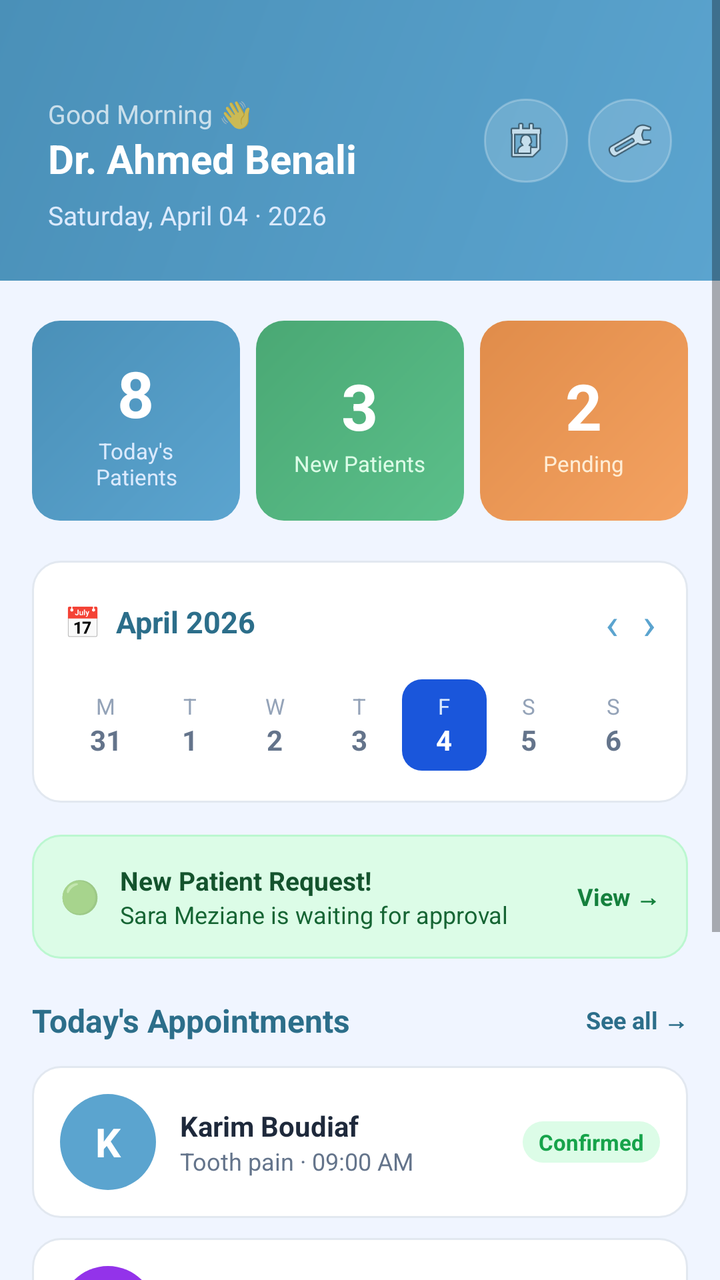
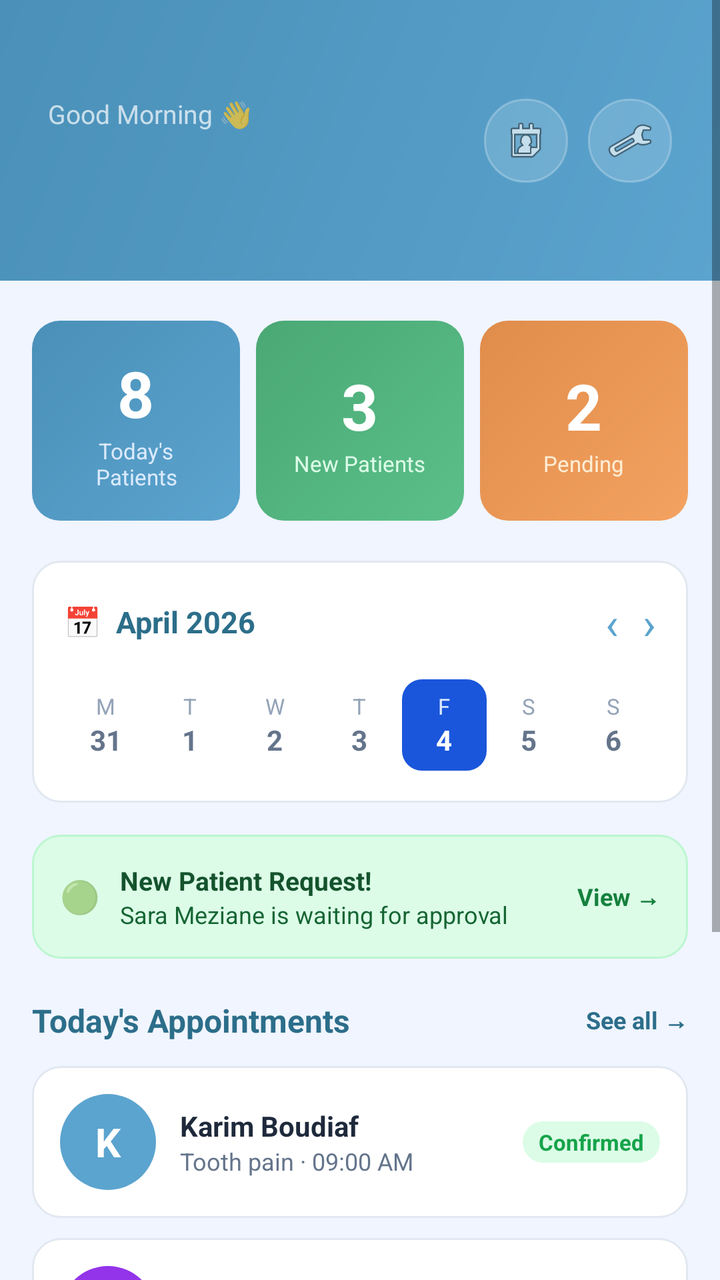

Two renders of the same Android screen: before a commit and after it. Below are the layout's source before the change and the commit's diff.
<!-- AndroidManifest.xml: application theme Theme.AppCompat.Light.NoActionBar -->
<!-- res/layout/activity_doctor_dashboard.xml -->
<?xml version="1.0" encoding="utf-8"?>
<ScrollView xmlns:android="http://schemas.android.com/apk/res/android"
    android:layout_width="match_parent"
    android:layout_height="match_parent"
    android:background="#F0F5FF"
    android:fillViewport="true">

    <LinearLayout
        android:layout_width="match_parent"
        android:layout_height="wrap_content"
        android:orientation="vertical">

        
        <LinearLayout
            android:layout_width="match_parent"
            android:layout_height="wrap_content"
            android:background="@drawable/bg_header_gradient"
            android:orientation="vertical"
            android:paddingStart="24dp"
            android:paddingEnd="24dp"
            android:paddingTop="48dp"
            android:paddingBottom="24dp">

            <LinearLayout
                android:layout_width="match_parent"
                android:layout_height="wrap_content"
                android:orientation="horizontal"
                android:gravity="center_vertical">

                <LinearLayout
                    android:layout_width="0dp"
                    android:layout_height="wrap_content"
                    android:layout_weight="1"
                    android:orientation="vertical">

                    <TextView
                        android:layout_width="wrap_content"
                        android:layout_height="wrap_content"
                        android:text="Good Morning 👋"
                        android:textColor="#B3FFFFFF"
                        android:textSize="13sp" />

                    <TextView
                        android:id="@+id/tv_doctor_name"
                        android:layout_width="wrap_content"
                        android:layout_height="wrap_content"
                        android:text="Dr. Ahmed Benali"
                        android:textColor="#FFFFFF"
                        android:textSize="20sp"
                        android:textStyle="bold" />

                </LinearLayout>
                <ImageView
                    android:id="@+id/iv_notification"
                    android:layout_width="42dp"
                    android:layout_height="42dp"
                    android:src="@android:drawable/ic_menu_my_calendar"
                    android:background="@drawable/bg_badge"
                    android:padding="9dp"
                    android:clickable="true"
                    android:focusable="true" />

                <ImageView
                    android:id="@+id/iv_profile"
                    android:layout_width="42dp"
                    android:layout_height="42dp"
                    android:src="@android:drawable/ic_menu_manage"
                    android:background="@drawable/bg_badge"
                    android:padding="9dp"
                    android:clickable="true"
                    android:focusable="true"
                    android:layout_marginStart="10dp" />

            </LinearLayout>

            <TextView
                android:id="@+id/tv_today_date"
                android:layout_width="wrap_content"
                android:layout_height="wrap_content"
                android:text="Saturday, April 04 · 2026"
                android:textColor="#DBEAFE"
                android:textSize="13sp"
                android:layout_marginTop="6dp" />

        </LinearLayout>

        
        <LinearLayout
            android:layout_width="match_parent"
            android:layout_height="wrap_content"
            android:orientation="horizontal"
            android:paddingStart="16dp"
            android:paddingEnd="16dp"
            android:paddingTop="20dp"
            android:paddingBottom="4dp"
            android:gravity="center">

            <LinearLayout
                android:layout_width="0dp"
                android:layout_height="100dp"
                android:layout_weight="1"
                android:orientation="vertical"
                android:gravity="center"
                android:background="@drawable/bg_card_blue"
                android:layout_marginEnd="8dp"
                android:padding="12dp">

                <TextView
                    android:id="@+id/tv_patient_count"
                    android:layout_width="wrap_content"
                    android:layout_height="wrap_content"
                    android:text="8"
                    android:textColor="#FFFFFF"
                    android:textSize="32sp"
                    android:textStyle="bold" />

                <TextView
                    android:layout_width="wrap_content"
                    android:layout_height="wrap_content"
                    android:text="Today's Patients"
                    android:textColor="#DBEAFE"
                    android:textSize="11sp"
                    android:gravity="center" />

            </LinearLayout>

            <LinearLayout
                android:layout_width="0dp"
                android:layout_height="100dp"
                android:layout_weight="1"
                android:orientation="vertical"
                android:gravity="center"
                android:background="@drawable/bg_card_green"
                android:layout_marginEnd="8dp"
                android:padding="12dp">

                <TextView
                    android:id="@+id/tv_new_count"
                    android:layout_width="wrap_content"
                    android:layout_height="wrap_content"
                    android:text="3"
                    android:textColor="#FFFFFF"
                    android:textSize="32sp"
                    android:textStyle="bold" />

                <TextView
                    android:layout_width="wrap_content"
                    android:layout_height="wrap_content"
                    android:text="New Patients"
                    android:textColor="#DCFCE7"
                    android:textSize="11sp"
                    android:gravity="center" />

            </LinearLayout>

            <LinearLayout
                android:layout_width="0dp"
                android:layout_height="100dp"
                android:layout_weight="1"
                android:orientation="vertical"
                android:gravity="center"
                android:background="@drawable/bg_card_orange"
                android:padding="12dp">

                <TextView
                    android:id="@+id/tv_pending_count"
                    android:layout_width="wrap_content"
                    android:layout_height="wrap_content"
                    android:text="2"
                    android:textColor="#FFFFFF"
                    android:textSize="32sp"
                    android:textStyle="bold" />

                <TextView
                    android:layout_width="wrap_content"
                    android:layout_height="wrap_content"
                    android:text="Pending"
                    android:textColor="#FFEDD5"
                    android:textSize="11sp"
                    android:gravity="center" />

            </LinearLayout>

        </LinearLayout>

        
        <LinearLayout
            android:layout_width="match_parent"
            android:layout_height="wrap_content"
            android:orientation="vertical"
            android:layout_marginStart="16dp"
            android:layout_marginEnd="16dp"
            android:layout_marginTop="16dp"
            android:padding="16dp"
            android:background="@drawable/bg_white_card">

            <LinearLayout
                android:layout_width="match_parent"
                android:layout_height="wrap_content"
                android:orientation="horizontal"
                android:gravity="center_vertical"
                android:layout_marginBottom="14dp">

                <TextView
                    android:layout_width="0dp"
                    android:layout_height="wrap_content"
                    android:layout_weight="1"
                    android:text="📅  April 2026"
                    android:textColor="#2C6E8A"
                    android:textSize="15sp"
                    android:textStyle="bold" />

                <TextView
                    android:id="@+id/tv_prev_week"
                    android:layout_width="wrap_content"
                    android:layout_height="wrap_content"
                    android:text="‹"
                    android:textColor="#5BA4CF"
                    android:textSize="22sp"
                    android:paddingEnd="12dp"
                    android:clickable="true"
                    android:focusable="true" />

                <TextView
                    android:id="@+id/tv_next_week"
                    android:layout_width="wrap_content"
                    android:layout_height="wrap_content"
                    android:text="›"
                    android:textColor="#5BA4CF"
                    android:textSize="22sp"
                    android:clickable="true"
                    android:focusable="true" />

            </LinearLayout>

            <LinearLayout
                android:layout_width="match_parent"
                android:layout_height="wrap_content"
                android:orientation="horizontal">

                <LinearLayout android:layout_width="0dp" android:layout_height="wrap_content"
                    android:layout_weight="1" android:orientation="vertical" android:gravity="center" android:padding="6dp">
                    <TextView android:layout_width="wrap_content" android:layout_height="wrap_content" android:text="M" android:textColor="#94A3B8" android:textSize="11sp"/>
                    <TextView android:layout_width="wrap_content" android:layout_height="wrap_content" android:text="31" android:textColor="#64748B" android:textSize="14sp" android:textStyle="bold"/>
                </LinearLayout>

                <LinearLayout android:layout_width="0dp" android:layout_height="wrap_content"
                    android:layout_weight="1" android:orientation="vertical" android:gravity="center" android:padding="6dp">
                    <TextView android:layout_width="wrap_content" android:layout_height="wrap_content" android:text="T" android:textColor="#94A3B8" android:textSize="11sp"/>
                    <TextView android:layout_width="wrap_content" android:layout_height="wrap_content" android:text="1" android:textColor="#64748B" android:textSize="14sp" android:textStyle="bold"/>
                </LinearLayout>

                <LinearLayout android:layout_width="0dp" android:layout_height="wrap_content"
                    android:layout_weight="1" android:orientation="vertical" android:gravity="center" android:padding="6dp">
                    <TextView android:layout_width="wrap_content" android:layout_height="wrap_content" android:text="W" android:textColor="#94A3B8" android:textSize="11sp"/>
                    <TextView android:layout_width="wrap_content" android:layout_height="wrap_content" android:text="2" android:textColor="#64748B" android:textSize="14sp" android:textStyle="bold"/>
                </LinearLayout>

                <LinearLayout android:layout_width="0dp" android:layout_height="wrap_content"
                    android:layout_weight="1" android:orientation="vertical" android:gravity="center" android:padding="6dp">
                    <TextView android:layout_width="wrap_content" android:layout_height="wrap_content" android:text="T" android:textColor="#94A3B8" android:textSize="11sp"/>
                    <TextView android:layout_width="wrap_content" android:layout_height="wrap_content" android:text="3" android:textColor="#64748B" android:textSize="14sp" android:textStyle="bold"/>
                </LinearLayout>

                <LinearLayout android:layout_width="0dp" android:layout_height="wrap_content"
                    android:layout_weight="1" android:orientation="vertical" android:gravity="center"
                    android:background="@drawable/bg_day_selected" android:padding="6dp">
                    <TextView android:layout_width="wrap_content" android:layout_height="wrap_content" android:text="F" android:textColor="#DBEAFE" android:textSize="11sp"/>
                    <TextView android:layout_width="wrap_content" android:layout_height="wrap_content" android:text="4" android:textColor="#FFFFFF" android:textSize="14sp" android:textStyle="bold"/>
                </LinearLayout>

                <LinearLayout android:layout_width="0dp" android:layout_height="wrap_content"
                    android:layout_weight="1" android:orientation="vertical" android:gravity="center" android:padding="6dp">
                    <TextView android:layout_width="wrap_content" android:layout_height="wrap_content" android:text="S" android:textColor="#94A3B8" android:textSize="11sp"/>
                    <TextView android:layout_width="wrap_content" android:layout_height="wrap_content" android:text="5" android:textColor="#64748B" android:textSize="14sp" android:textStyle="bold"/>
                </LinearLayout>

                <LinearLayout android:layout_width="0dp" android:layout_height="wrap_content"
                    android:layout_weight="1" android:orientation="vertical" android:gravity="center" android:padding="6dp">
                    <TextView android:layout_width="wrap_content" android:layout_height="wrap_content" android:text="S" android:textColor="#94A3B8" android:textSize="11sp"/>
                    <TextView android:layout_width="wrap_content" android:layout_height="wrap_content" android:text="6" android:textColor="#64748B" android:textSize="14sp" android:textStyle="bold"/>
                </LinearLayout>

            </LinearLayout>
        </LinearLayout>

        
        <LinearLayout
            android:layout_width="match_parent"
            android:layout_height="wrap_content"
            android:orientation="horizontal"
            android:gravity="center_vertical"
            android:background="@drawable/bg_alert_green"
            android:layout_marginStart="16dp"
            android:layout_marginEnd="16dp"
            android:layout_marginTop="16dp"
            android:padding="14dp">

            <TextView
                android:layout_width="wrap_content"
                android:layout_height="wrap_content"
                android:text="🟢"
                android:textSize="16sp"
                android:layout_marginEnd="10dp" />

            <LinearLayout
                android:layout_width="0dp"
                android:layout_height="wrap_content"
                android:layout_weight="1"
                android:orientation="vertical">

                <TextView
                    android:layout_width="wrap_content"
                    android:layout_height="wrap_content"
                    android:text="New Patient Request!"
                    android:textColor="#14532D"
                    android:textSize="13sp"
                    android:textStyle="bold" />

                <TextView
                    android:layout_width="wrap_content"
                    android:layout_height="wrap_content"
                    android:text="Sara Meziane is waiting for approval"
                    android:textColor="#166534"
                    android:textSize="12sp" />

            </LinearLayout>

            <TextView
                android:id="@+id/tv_view_request"
                android:layout_width="wrap_content"
                android:layout_height="wrap_content"
                android:text="View →"
                android:textColor="#15803D"
                android:textSize="12sp"
                android:textStyle="bold"
                android:clickable="true"
                android:focusable="true" />

        </LinearLayout>

        
        <LinearLayout
            android:layout_width="match_parent"
            android:layout_height="wrap_content"
            android:orientation="vertical"
            android:paddingStart="16dp"
            android:paddingEnd="16dp"
            android:paddingTop="20dp"
            android:paddingBottom="8dp">

            <LinearLayout
                android:layout_width="match_parent"
                android:layout_height="wrap_content"
                android:orientation="horizontal"
                android:gravity="center_vertical"
                android:layout_marginBottom="12dp">

                <TextView
                    android:layout_width="0dp"
                    android:layout_height="wrap_content"
                    android:layout_weight="1"
                    android:text="Today's Appointments"
                    android:textColor="#2C6E8A"
                    android:textSize="16sp"
                    android:textStyle="bold" />

                <TextView
                    android:id="@+id/tv_see_all"
                    android:layout_width="wrap_content"
                    android:layout_height="wrap_content"
                    android:text="See all →"
                    android:textColor="#2C6E8A"
                    android:textSize="12sp"
                    android:textStyle="bold"
                    android:clickable="true"
                    android:focusable="true" />

            </LinearLayout>

            
            <LinearLayout
                android:id="@+id/appointment_item_1"
                android:layout_width="match_parent"
                android:layout_height="wrap_content"
                android:orientation="horizontal"
                android:gravity="center_vertical"
                android:background="@drawable/bg_white_card"
                android:padding="14dp"
                android:clickable="true"
                android:focusable="true"
                android:layout_marginBottom="10dp">

                <TextView
                    android:layout_width="48dp"
                    android:layout_height="48dp"
                    android:gravity="center"
                    android:text="K"
                    android:textColor="#FFFFFF"
                    android:textSize="20sp"
                    android:textStyle="bold"
                    android:background="@drawable/bg_avatar_circle"
                    android:backgroundTint="#5BA4CF"
                    android:layout_marginEnd="12dp" />

                <LinearLayout
                    android:layout_width="0dp"
                    android:layout_height="wrap_content"
                    android:layout_weight="1"
                    android:orientation="vertical">

                    <TextView
                        android:layout_width="wrap_content"
                        android:layout_height="wrap_content"
                        android:text="Karim Boudiaf"
                        android:textColor="#1E293B"
                        android:textSize="14sp"
                        android:textStyle="bold" />

                    <TextView
                        android:layout_width="wrap_content"
                        android:layout_height="wrap_content"
                        android:text="Tooth pain · 09:00 AM"
                        android:textColor="#64748B"
                        android:textSize="12sp" />

                </LinearLayout>

                <TextView
                    android:layout_width="wrap_content"
                    android:layout_height="wrap_content"
                    android:text="Confirmed"
                    android:textColor="#16A34A"
                    android:textSize="11sp"
                    android:textStyle="bold"
                    android:background="@drawable/bg_tag_green"
                    android:paddingStart="8dp"
                    android:paddingEnd="8dp"
                    android:paddingTop="3dp"
                    android:paddingBottom="3dp" />

            </LinearLayout>

            
            <LinearLayout
                android:id="@+id/appointment_item_2"
                android:layout_width="match_parent"
                android:layout_height="wrap_content"
                android:orientation="horizontal"
                android:gravity="center_vertical"
                android:background="@drawable/bg_white_card"
                android:padding="14dp"
                android:clickable="true"
                android:focusable="true"
                android:layout_marginBottom="10dp">

                <TextView
                    android:layout_width="48dp"
                    android:layout_height="48dp"
                    android:gravity="center"
                    android:text="S"
                    android:textColor="#FFFFFF"
                    android:textSize="20sp"
                    android:textStyle="bold"
                    android:background="@drawable/bg_avatar_circle"
                    android:backgroundTint="#9333EA"
                    android:layout_marginEnd="12dp" />

                <LinearLayout
                    android:layout_width="0dp"
                    android:layout_height="wrap_content"
                    android:layout_weight="1"
                    android:orientation="vertical">

                    <TextView
                        android:layout_width="wrap_content"
                        android:layout_height="wrap_content"
                        android:text="Sara Meziane"
                        android:textColor="#1E293B"
                        android:textSize="14sp"
                        android:textStyle="bold" />

                    <TextView
                        android:layout_width="wrap_content"
                        android:layout_height="wrap_content"
                        android:text="Eye check-up · 10:30 AM"
                        android:textColor="#64748B"
                        android:textSize="12sp" />

                </LinearLayout>

                <TextView
                    android:layout_width="wrap_content"
                    android:layout_height="wrap_content"
                    android:text="New"
                    android:textColor="#EA580C"
                    android:textSize="11sp"
                    android:textStyle="bold"
                    android:background="@drawable/bg_tag_orange"
                    android:paddingStart="8dp"
                    android:paddingEnd="8dp"
                    android:paddingTop="3dp"
                    android:paddingBottom="3dp" />

            </LinearLayout>

            
            <LinearLayout
                android:id="@+id/appointment_item_3"
                android:layout_width="match_parent"
                android:layout_height="wrap_content"
                android:orientation="horizontal"
                android:gravity="center_vertical"
                android:background="@drawable/bg_white_card"
                android:padding="14dp"
                android:clickable="true"
                android:focusable="true"
                android:layout_marginBottom="10dp">

                <TextView
                    android:layout_width="48dp"
                    android:layout_height="48dp"
                    android:gravity="center"
                    android:text="O"
                    android:textColor="#FFFFFF"
                    android:textSize="20sp"
                    android:textStyle="bold"
                    android:background="@drawable/bg_avatar_circle"
                    android:backgroundTint="#0891B2"
                    android:layout_marginEnd="12dp" />

                <LinearLayout
                    android:layout_width="0dp"
                    android:layout_height="wrap_content"
                    android:layout_weight="1"
                    android:orientation="vertical">

                    <TextView
                        android:layout_width="wrap_content"
                        android:layout_height="wrap_content"
                        android:text="Omar Hadj Ali"
                        android:textColor="#1E293B"
                        android:textSize="14sp"
                        android:textStyle="bold" />

                    <TextView
                        android:layout_width="wrap_content"
                        android:layout_height="wrap_content"
                        android:text="Follow-up · 02:00 PM"
                        android:textColor="#64748B"
                        android:textSize="12sp" />

                </LinearLayout>

                <TextView
                    android:layout_width="wrap_content"
                    android:layout_height="wrap_content"
                    android:text="Confirmed"
                    android:textColor="#16A34A"
                    android:textSize="11sp"
                    android:textStyle="bold"
                    android:background="@drawable/bg_tag_green"
                    android:paddingStart="8dp"
                    android:paddingEnd="8dp"
                    android:paddingTop="3dp"
                    android:paddingBottom="3dp" />

            </LinearLayout>

        </LinearLayout>

        <View
            android:layout_width="match_parent"
            android:layout_height="80dp" />

    </LinearLayout>
</ScrollView>
<!-- resources referenced by this layout -->
<resources>
  <!-- drawable bg_alert_green (drawable) -->
  <?xml version="1.0" encoding="utf-8"?>
  <shape xmlns:android="http://schemas.android.com/apk/res/android"
      android:shape="rectangle">
      <solid android:color="#DCFCE7" />
      <corners android:radius="14dp" />
      <stroke android:width="1dp" android:color="#BBF7D0" />
  </shape>
  <!-- drawable bg_avatar_circle (drawable) -->
  <?xml version="1.0" encoding="utf-8"?>
  <shape xmlns:android="http://schemas.android.com/apk/res/android"
      android:shape="oval">
      <solid android:color="#1A56DB" />
  </shape>
      
  <!-- drawable bg_badge (drawable) -->
  <?xml version="1.0" encoding="utf-8"?>
  <shape xmlns:android="http://schemas.android.com/apk/res/android"
      android:shape="rectangle">
  
      <solid android:color="#26FFFFFF" />
  
      <stroke
          android:width="1dp"
          android:color="#40FFFFFF" />
  
      <corners android:radius="20dp" />
  
  </shape>
  
  <!-- drawable bg_card_blue (drawable) -->
  <?xml version="1.0" encoding="utf-8"?>
  <shape xmlns:android="http://schemas.android.com/apk/res/android"
      android:shape="rectangle">
      <gradient android:type="linear" android:angle="135"
          android:startColor="#5BA4CF" android:endColor="#4A90B8" />
      <corners android:radius="14dp" />
  </shape>
  <!-- drawable bg_card_green (drawable) -->
  <?xml version="1.0" encoding="utf-8"?>
  <shape xmlns:android="http://schemas.android.com/apk/res/android"
      android:shape="rectangle">
      <gradient android:type="linear" android:angle="135"
          android:startColor="#5BBF8A" android:endColor="#4AA874" />
      <corners android:radius="14dp" />
  </shape>
  <!-- drawable bg_card_orange (drawable) -->
  <?xml version="1.0" encoding="utf-8"?>
  <shape xmlns:android="http://schemas.android.com/apk/res/android"
      android:shape="rectangle">
      <gradient android:type="linear" android:angle="135"
          android:startColor="#F4A261" android:endColor="#E08C4A" />
      <corners android:radius="14dp" />
  </shape>
  <!-- drawable bg_day_selected (drawable) -->
  <?xml version="1.0" encoding="utf-8"?>
  <shape xmlns:android="http://schemas.android.com/apk/res/android"
      android:shape="rectangle">
      <solid android:color="#1A56DB" />
      <corners android:radius="10dp" />
  </shape>
  <!-- drawable bg_header_gradient (drawable) -->
  <?xml version="1.0" encoding="utf-8"?>
  <shape xmlns:android="http://schemas.android.com/apk/res/android"
      android:shape="rectangle">
      <gradient
          android:type="linear"
          android:angle="135"
          android:startColor="#5BA4CF"
          android:endColor="#4A90B8" />
  </shape>
  <!-- drawable bg_tag_green (drawable) -->
  <?xml version="1.0" encoding="utf-8"?>
  <shape xmlns:android="http://schemas.android.com/apk/res/android"
      android:shape="rectangle">
      <solid android:color="#DCFCE7" />
      <corners android:radius="20dp" />
  </shape>
  <!-- drawable bg_tag_orange (drawable) -->
  <?xml version="1.0" encoding="utf-8"?>
  <shape xmlns:android="http://schemas.android.com/apk/res/android"
      android:shape="rectangle">
      <solid android:color="#FFEDD5" />
      <corners android:radius="20dp" />
  </shape>
  <!-- drawable bg_white_card (drawable) -->
  <?xml version="1.0" encoding="utf-8"?>
  <shape xmlns:android="http://schemas.android.com/apk/res/android"
      android:shape="rectangle">
      <solid android:color="#FFFFFF" />
      <corners android:radius="14dp" />
      <stroke android:width="1dp" android:color="#E2E8F0" />
  </shape>
</resources>

<!-- the commit's change to res/layout/activity_doctor_dashboard.xml (unified diff, before → after) -->
@@ -44,7 +44,6 @@
                         android:id="@+id/tv_doctor_name"
                         android:layout_width="wrap_content"
                         android:layout_height="wrap_content"
-                        android:text="Dr. Ahmed Benali"
                         android:textColor="#FFFFFF"
                         android:textSize="20sp"
                         android:textStyle="bold" />
@@ -77,7 +76,6 @@
                 android:id="@+id/tv_today_date"
                 android:layout_width="wrap_content"
                 android:layout_height="wrap_content"
-                android:text="Saturday, April 04 · 2026"
                 android:textColor="#DBEAFE"
                 android:textSize="13sp"
                 android:layout_marginTop="6dp" />
<!-- resource entries referenced after the edit -->
@@ -93,5 +93,7 @@
       <corners android:radius="14dp" />
       <stroke android:width="1dp" android:color="#E2E8F0" />
   </shape>
+  <style name="Theme.Medinear" parent="Theme.MaterialComponents.Light.NoActionBar">
+      </style>
 </resources>
 
